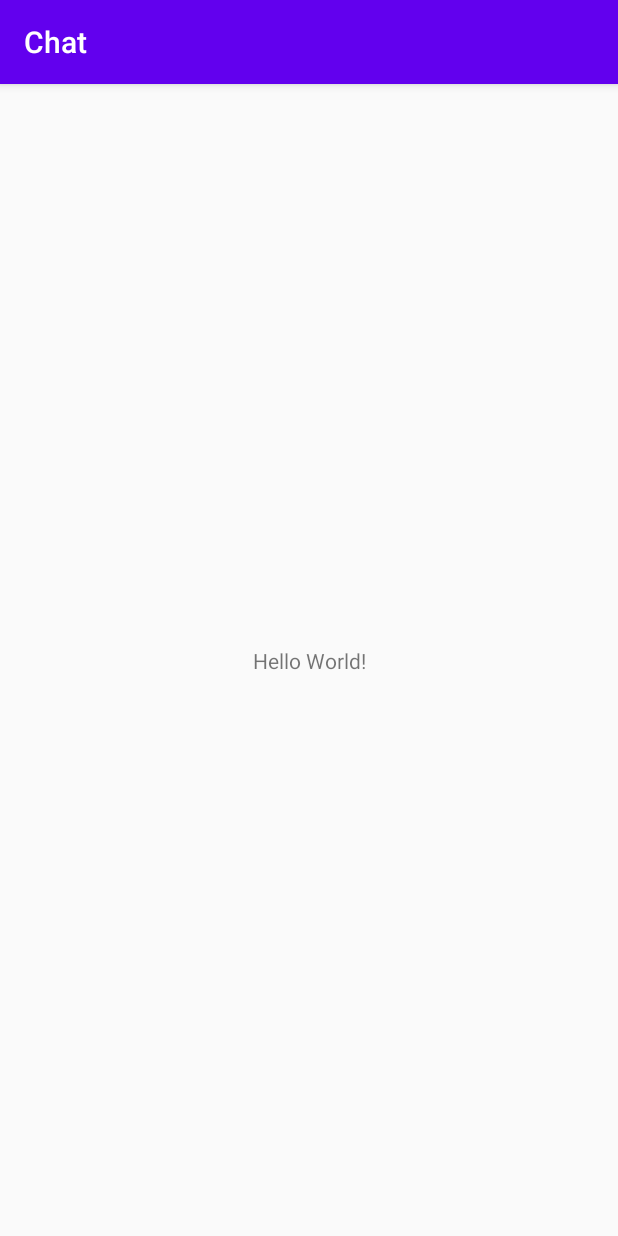
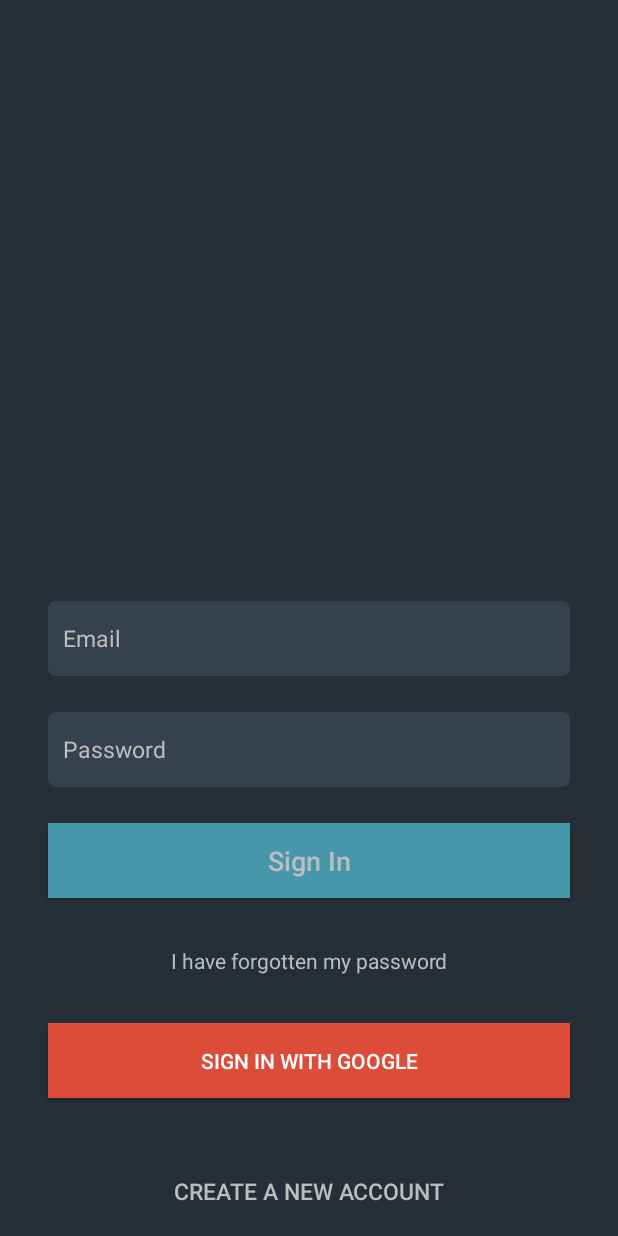
Before and after one commit to JhoanderJ/Chat, an Android app: the screen it shows after launch (MainActivity before the commit, LoginActivity after it), on a phone screen of 412 x 824 dp. Run offline under Robolectric (Android 15) with nearby library versions, the phone set to English and light mode, and no system bars.

Commit message:
Se añade firebase y se construye actividad de login

```diff
--- a/app/build.gradle
+++ b/app/build.gradle
@@ -1,6 +1,7 @@
 apply plugin: 'com.android.application'
 apply plugin: 'kotlin-android'
 apply plugin: 'kotlin-android-extensions'
+apply plugin: 'com.google.gms.google-services'
 
 android {
     compileSdkVersion 30
@@ -34,4 +35,5 @@ dependencies {
     testImplementation 'junit:junit:4.12'
     androidTestImplementation 'androidx.test.ext:junit:1.1.2'
     androidTestImplementation 'androidx.test.espresso:espresso-core:3.3.0'
+    implementation platform('com.google.firebase:firebase-bom:26.2.0')
 }
--- a/app/src/main/AndroidManifest.xml
+++ b/app/src/main/AndroidManifest.xml
@@ -10,6 +10,11 @@
         android:supportsRtl="true"
         android:theme="@style/AppTheme">
         <activity android:name=".MainActivity">
+
+        </activity>
+        <activity
+            android:name=".presentation.LoginActivity"
+            android:windowSoftInputMode="adjustPan">
             <intent-filter>
                 <action android:name="android.intent.action.MAIN" />
 
--- /dev/null
+++ b/app/src/main/java/com/jhoander/chat/presentation/LoginActivity.kt
@@ -0,0 +1,13 @@
+package com.jhoander.chat.presentation
+
+import androidx.appcompat.app.AppCompatActivity
+import android.os.Bundle
+import com.jhoander.chat.R
+
+class LoginActivity : AppCompatActivity() {
+
+    override fun onCreate(savedInstanceState: Bundle?) {
+        super.onCreate(savedInstanceState)
+        setContentView(R.layout.activity_login)
+    }
+}
--- /dev/null
+++ b/app/src/main/res/drawable/button_ripple.xml
@@ -0,0 +1,11 @@
+<?xml version="1.0" encoding="utf-8"?>
+<ripple xmlns:android="http://schemas.android.com/apk/res/android"
+    xmlns:tools="http://schemas.android.com/tools"
+    android:color="@color/colorAccent"
+    tools:targetApi="lollipop">
+    <item android:id="@android:id/mask">
+        <shape android:shape="rectangle">
+            <solid android:color="@color/colorAccent" />
+        </shape>
+    </item>
+</ripple>
--- /dev/null
+++ b/app/src/main/res/drawable/button_ripple_bg.xml
@@ -0,0 +1,14 @@
+<?xml version="1.0" encoding="utf-8"?>
+<ripple xmlns:android="http://schemas.android.com/apk/res/android"
+    xmlns:tools="http://schemas.android.com/tools"
+    android:color="@color/colorAccentDark"
+    tools:targetApi="lollipop">
+    <item android:id="@android:id/mask">
+        <shape android:shape="rectangle">
+            <solid android:color="@color/colorAccentDark" />
+        </shape>
+    </item>
+    <item
+        android:id="@android:id/background"
+        android:drawable="@color/colorAccent" />
+</ripple>
--- /dev/null
+++ b/app/src/main/res/drawable/button_ripple_google.xml
@@ -0,0 +1,14 @@
+<?xml version="1.0" encoding="utf-8"?>
+<ripple xmlns:android="http://schemas.android.com/apk/res/android"
+    xmlns:tools="http://schemas.android.com/tools"
+    android:color="@color/colorGooglePlusDark"
+    tools:targetApi="lollipop">
+    <item android:id="@android:id/mask">
+        <shape android:shape="rectangle">
+            <solid android:color="@color/colorGooglePlusDark" />
+        </shape>
+    </item>
+    <item
+        android:id="@android:id/background"
+        android:drawable="@color/colorGooglePlus" />
+</ripple>
--- /dev/null
+++ b/app/src/main/res/drawable/edittext_rounded.xml
@@ -0,0 +1,13 @@
+<?xml version="1.0" encoding="utf-8"?>
+<shape xmlns:android="http://schemas.android.com/apk/res/android"
+    android:padding="10dp"
+    android:shape="rectangle">
+
+    <solid android:color="@color/colorPrimary" />
+    <corners
+        android:bottomLeftRadius="5dp"
+        android:bottomRightRadius="5dp"
+        android:topLeftRadius="5dp"
+        android:topRightRadius="5dp" />
+
+</shape>
--- /dev/null
+++ b/app/src/main/res/layout/activity_login.xml
@@ -0,0 +1,114 @@
+<?xml version="1.0" encoding="utf-8"?>
+<ScrollView xmlns:android="http://schemas.android.com/apk/res/android"
+    xmlns:app="http://schemas.android.com/apk/res-auto"
+    xmlns:tools="http://schemas.android.com/tools"
+    android:layout_width="match_parent"
+    android:layout_height="match_parent"
+    android:background="@color/colorPrimaryDark"
+    android:fillViewport="true"
+    tools:context=".presentation.LoginActivity">
+
+    <androidx.constraintlayout.widget.ConstraintLayout
+        android:layout_width="match_parent"
+        android:layout_height="wrap_content">
+
+        <EditText
+            android:id="@+id/et_email"
+            android:layout_width="match_parent"
+            android:layout_height="@dimen/login_edit_text_height"
+            android:layout_marginStart="32dp"
+            android:layout_marginLeft="32dp"
+            android:layout_marginEnd="32dp"
+            android:layout_marginRight="32dp"
+            android:layout_marginBottom="24dp"
+            android:background="@drawable/edittext_rounded"
+            android:hint="@string/login_email"
+            android:inputType="textEmailAddress"
+            android:paddingStart="@dimen/login_edit_text_space"
+            android:paddingEnd="@dimen/login_edit_text_space"
+            android:textSize="@dimen/login_text_size"
+            app:layout_constraintBottom_toTopOf="@+id/et_password"
+            app:layout_constraintEnd_toEndOf="parent"
+            app:layout_constraintStart_toStartOf="parent" />
+
+        <EditText
+            android:id="@+id/et_password"
+            android:layout_width="match_parent"
+            android:layout_height="@dimen/login_edit_text_height"
+            android:layout_marginStart="32dp"
+            android:layout_marginLeft="32dp"
+            android:layout_marginEnd="32dp"
+            android:layout_marginRight="32dp"
+            android:layout_marginBottom="24dp"
+            android:background="@drawable/edittext_rounded"
+            android:hint="@string/login_password"
+            android:inputType="textPassword"
+            android:paddingStart="@dimen/login_edit_text_space"
+            android:paddingEnd="@dimen/login_edit_text_space"
+            android:textSize="@dimen/login_text_size"
+            app:layout_constraintBottom_toTopOf="@+id/btLogin"
+            app:layout_constraintEnd_toEndOf="parent"
+            app:layout_constraintHorizontal_bias="0.0"
+            app:layout_constraintStart_toStartOf="parent" />
+
+        <Button
+            android:id="@+id/btLogin"
+            android:layout_width="match_parent"
+            android:layout_height="@dimen/login_button_height"
+            android:layout_marginStart="32dp"
+            android:layout_marginLeft="32dp"
+            android:layout_marginEnd="32dp"
+            android:layout_marginRight="32dp"
+            android:layout_marginBottom="32dp"
+            android:background="@drawable/button_ripple_bg"
+            android:hint="@string/login_sign_in"
+            android:textColor="@color/colorPrimaryText"
+            android:textSize="@dimen/login_text_xl_size"
+            app:layout_constraintBottom_toTopOf="@+id/tvForgotPassword"
+            app:layout_constraintEnd_toEndOf="parent"
+            app:layout_constraintHorizontal_bias="1.0"
+            app:layout_constraintStart_toStartOf="parent" />
+
+        <TextView
+            android:id="@+id/tvForgotPassword"
+            android:layout_width="wrap_content"
+            android:layout_height="wrap_content"
+            android:layout_marginBottom="32dp"
+            android:text="@string/login_forgot_password"
+            android:textColor="@color/colorSecundaryText"
+            app:layout_constraintBottom_toTopOf="@+id/btLogInGoogle"
+            app:layout_constraintEnd_toEndOf="parent"
+            app:layout_constraintStart_toStartOf="parent" />
+
+        <Button
+            android:id="@+id/btLogInGoogle"
+            android:layout_width="match_parent"
+            android:layout_height="@dimen/login_button_height"
+            android:layout_marginStart="32dp"
+            android:layout_marginLeft="32dp"
+            android:layout_marginEnd="32dp"
+            android:layout_marginRight="32dp"
+            android:layout_marginBottom="32dp"
+            android:background="@drawable/button_ripple_google"
+            android:text="@string/login_sing_in_google"
+            android:textColor="@color/colorPrimaryText"
+            app:layout_constraintBottom_toTopOf="@+id/btSignUp"
+            app:layout_constraintEnd_toEndOf="parent"
+            app:layout_constraintStart_toStartOf="parent" />
+
+        <Button
+            android:id="@+id/btSignUp"
+            android:layout_width="match_parent"
+            android:layout_height="@dimen/login_button_xl_height"
+            android:background="@drawable/button_ripple"
+            android:text="@string/login_create_account"
+            android:textColor="@color/colorSecundaryText"
+            android:textSize="@dimen/login_text_size"
+            app:layout_constraintBottom_toBottomOf="parent"
+            app:layout_constraintEnd_toEndOf="parent"
+            app:layout_constraintStart_toStartOf="parent" />
+
+
+    </androidx.constraintlayout.widget.ConstraintLayout>
+
+</ScrollView>
--- a/app/src/main/res/values/colors.xml
+++ b/app/src/main/res/values/colors.xml
@@ -1,6 +1,15 @@
 <?xml version="1.0" encoding="utf-8"?>
 <resources>
-    <color name="colorPrimary">#6200EE</color>
-    <color name="colorPrimaryDark">#3700B3</color>
-    <color name="colorAccent">#03DAC5</color>
+    <color name="colorPrimary">#36414E</color>
+    <color name="colorPrimaryDark">#262E37</color>
+    <color name="colorAccent">#4797AB</color>
+    <color name="colorGooglePlus">#DD4B39</color>
+    <color name="colorGooglePlusDark">#B92D21</color>
+    <color name="colorChatBg">#CCC</color>
+    <color name="colorDivider">#BDBDBD</color>
+    <color name="colorIcon">#FFFFFF</color>
+    <color name="colorTextBlack">#222</color>
+    <color name="colorSecundaryText">#BDBDBD</color>
+    <color name="colorPrimaryText">#FFFFFF</color>
+    <color name="colorAccentDark">#387888</color>
 </resources>
--- /dev/null
+++ b/app/src/main/res/values/dimens.xml
@@ -0,0 +1,10 @@
+<?xml version="1.0" encoding="utf-8"?>
+<resources>
+    <dimen name="login_space">25dp</dimen>
+    <dimen name="login_edit_text_space">10dp</dimen>
+    <dimen name="login_edit_text_height">50dp</dimen>
+    <dimen name="login_button_height">50dp</dimen>
+    <dimen name="login_button_xl_height">60dp</dimen>
+    <dimen name="login_text_xl_size">18sp</dimen>
+    <dimen name="login_text_size">15sp</dimen>
+</resources>
--- a/app/src/main/res/values/strings.xml
+++ b/app/src/main/res/values/strings.xml
@@ -1,3 +1,15 @@
 <resources>
     <string name="app_name">Chat</string>
+
+    <!--Login View -->
+    <string name="login_email">Email</string>
+    <string name="login_password">Password</string>
+    <string name="login_confirm_password">Confirm Password</string>
+    <string name="login_sign_in">Sign In</string>
+    <string name="login_sig_up">Sign Up</string>
+    <string name="login_reset_password">Reset my Password</string>
+    <string name="login_sing_in_google">Sign In with google</string>
+    <string name="login_forgot_password">I have forgotten my password</string>
+    <string name="login_create_account">Create a new account</string>
+    <string name="login_go_login">Go back to login</string>
 </resources>
--- a/app/src/main/res/values/styles.xml
+++ b/app/src/main/res/values/styles.xml
@@ -1,11 +1,15 @@
 <resources>
 
     <!-- Base application theme. -->
-    <style name="AppTheme" parent="Theme.AppCompat.Light.DarkActionBar">
+    <style name="AppTheme" parent="Theme.AppCompat.Light.NoActionBar">
         <!-- Customize your theme here. -->
         <item name="colorPrimary">@color/colorPrimary</item>
         <item name="colorPrimaryDark">@color/colorPrimaryDark</item>
         <item name="colorAccent">@color/colorAccent</item>
+
+        <item name="android:editTextColor">@color/colorPrimaryText</item>
+        <item name="android:textColorHint">@color/colorSecundaryText</item>
+        <item name="android:windowNoTitle">true</item>
     </style>
 
 </resources>
--- a/build.gradle
+++ b/build.gradle
@@ -10,6 +10,7 @@ buildscript {
     dependencies {
         classpath 'com.android.tools.build:gradle:3.6.3'
         classpath "org.jetbrains.kotlin:kotlin-gradle-plugin:$kotlin_version"
+        classpath 'com.google.gms:google-services:4.3.4'
 
         // NOTE: Do not place your application dependencies here; they belong
         // in the individual module build.gradle files
```
Also changed, not shown: 1 other file.
